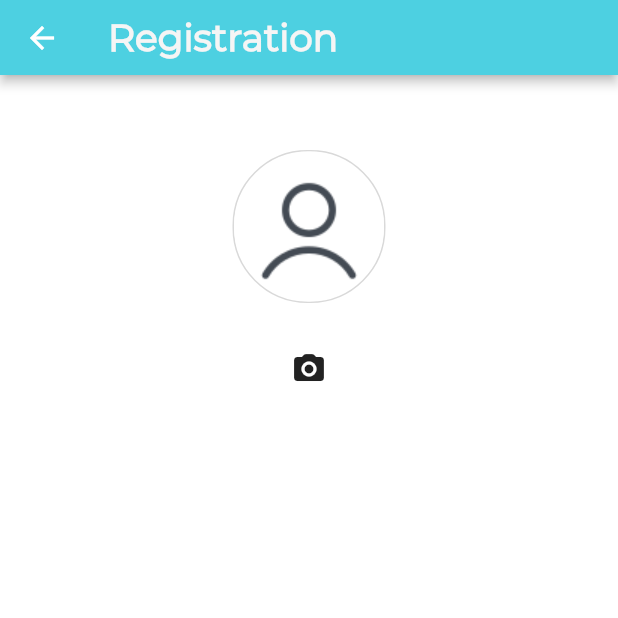
After one commit to Adithya2018/Covid-Vaccine-Slot-Booking-Service, a Flutter app: the ViewMember screen opened directly, on a phone screen of 412 x 824 dp, the top half of it. The commit adds this screen. Run offline on Flutter 3.47's test engine with Material 2 defaults, Android fonts, the phone set to English and light mode, and no system bars; our stand-ins replace firebase_auth, firebase_core, otp_text_field, syncfusion_flutter_calendar; accounts and stored records are empty.

Commit message:
added memberinfo.dart

```diff
--- a/covid_vaccine/lib/screens/authenticate/signin.dart
+++ b/covid_vaccine/lib/screens/authenticate/signin.dart
@@ -30,10 +30,12 @@ class _SignInOptionsState extends State<SignInOptions> {
   void initState() {
     super.initState();
   }
+
   @override
   void dispose() {
     super.dispose();
   }
+
   @override
   Widget build(BuildContext context) {
     final signInAnonButton = Container(
@@ -318,7 +320,7 @@ class _SignInWithEmailState extends State<SignInWithEmail> {
                 await _credentialErrMsg(msg: result.message);
               } else {
                 print(result);
-                /**/Navigator.of(context).popUntil((route) => false);
+                /**/ Navigator.of(context).popUntil((route) => false);
                 Navigator.of(context).pushNamed('/');
               }
             }
@@ -376,8 +378,10 @@ class _SignInWithEmailState extends State<SignInWithEmail> {
         ),
       ),
       body: /**/ Container(
-        width: MediaQuery.of(context).size.width,
-        height: MediaQuery.of(context).size.height,
+        constraints: BoxConstraints(
+          minWidth: MediaQuery.of(context).size.width,
+          minHeight: MediaQuery.of(context).size.height,
+        ),
         child: Scrollbar(
           child: SingleChildScrollView(
             child: Center(
--- /dev/null
+++ b/covid_vaccine/lib/screens/home/memberinfo.dart
@@ -0,0 +1,111 @@
+import 'package:flutter/material.dart';
+
+class ViewMember extends StatefulWidget {
+  ViewMember({Key key, this.title}) : super(key: key);
+
+  final String title;
+
+  @override
+  _ViewMemberState createState() => _ViewMemberState();
+}
+
+class _ViewMemberState extends State<ViewMember> {
+  TextStyle style = TextStyle(fontFamily: 'Montserrat', fontSize: 20.0);
+
+  @override
+  void initState() {
+    super.initState();
+  }
+
+  @override
+  void dispose() {
+    super.dispose();
+  }
+  @override
+  Widget build(BuildContext context) {
+
+    return Scaffold(
+      backgroundColor: Colors.white,
+      appBar: PreferredSize(
+        preferredSize: Size.fromHeight(50.0),
+        child: AppBar(
+          elevation: 3.0,
+          backgroundColor: Colors.cyan[300],
+          title: Text(
+            'Registration', // Page',
+            style: style.copyWith(
+              color: Colors.grey[100],
+              fontWeight: FontWeight.bold,
+              fontSize: 25.0,
+            ),
+          ),
+          actions: <Widget>[
+            /*IconButton(
+              icon: Icon(
+                Icons.refresh,
+                color: Colors.white,
+                size: 30.0,
+              ),
+              tooltip: 'Refresh',
+              onPressed: null,
+            ),*/
+          ],
+        ),
+      ),
+      // body is the majority of the screen.
+      body: Scrollbar(
+        child: SingleChildScrollView(
+          /*child: Padding(
+            padding: const EdgeInsets.all(1.0),*/
+          child: Center(
+            child: Padding(
+              padding: const EdgeInsets.fromLTRB(30.0, 50.0, 30.0, 30.0),
+              child: Container(
+                width: 600,
+                child: Column(
+                  /*verticalDirection: VerticalDirection.down,
+                crossAxisAlignment: CrossAxisAlignment.center,*/
+                  //mainAxisAlignment: MainAxisAlignment.center,
+                  children: <Widget>[
+                    Container(
+                      decoration: BoxDecoration(
+                        border: Border.all(
+                          color: Color.fromRGBO(0, 0, 0, 0.15),
+                          width: 1.0,
+                        ),
+                        borderRadius: BorderRadius.all(
+                          Radius.circular(50.0),
+                        ),
+                      ),
+                      child: CircleAvatar(
+                        child: Image(
+                          image: AssetImage('assets/profile.png'),
+                        ),
+                        radius: 50,
+                        backgroundColor: Colors.white,
+                      ),
+                    ),
+                    SizedBox(
+                      height: 20,
+                    ),
+                    // TODO: implement the redirect to camera app button
+                    IconButton(
+                      alignment: Alignment.center,
+                      icon: Icon(
+                        Icons.camera_alt_rounded,
+                      ),
+                      onPressed: () {},
+                    ),
+                    SizedBox(
+                      height: 40,
+                    ),
+                  ],
+                ),
+              ),
+            ),
+          ),
+        ),
+      ),
+    );
+  }
+}
```
Also changed, not shown: covid_vaccine/lib/screens/home/userinfo.dart (deleted).
